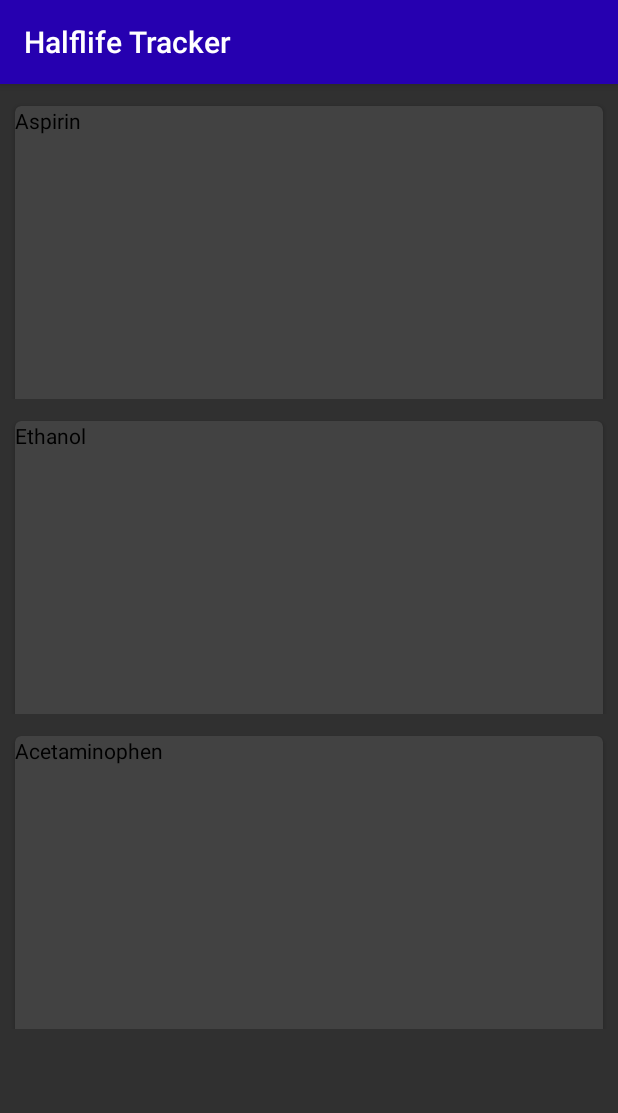
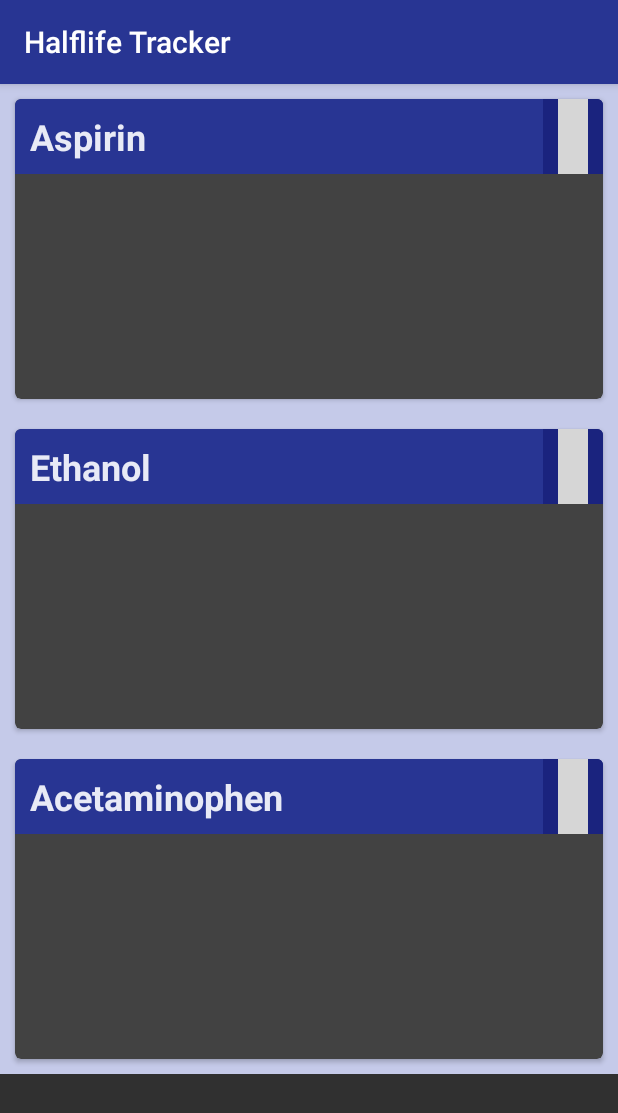
Before and after one commit to brian473/half_life_tracker, an Android app: the screen it shows after launch (MainActivity), on a phone screen of 412 x 824 dp. Shown: the top 1113 px of the screen. Run offline under Robolectric (Android 15) with nearby library versions, the phone set to English and light mode, and no system bars; grey boxes are pictures that could not be loaded.

Commit message:
working on active drug cardview layout

```diff
--- a/app/src/main/res/layout/activity_main.xml
+++ b/app/src/main/res/layout/activity_main.xml
@@ -7,6 +7,7 @@
         android:id="@+id/active_drug_recycler"
         android:scrollbars="vertical"
         android:layout_width="match_parent"
-        android:layout_height="wrap_content"/>
+        android:layout_height="wrap_content"
+        android:background="@color/grey"/>
 
 </RelativeLayout>
--- a/app/src/main/res/layout/drug_list_card_view.xml
+++ b/app/src/main/res/layout/drug_list_card_view.xml
@@ -13,14 +13,48 @@
         android:layout_width="match_parent"
         android:layout_height="200dp"
         card_view:cardCornerRadius="4dp"
-        android:layout_marginLeft="10dp"
-        android:layout_marginRight="10dp"
-        android:layout_marginTop="10dp">
+        android:layout_margin="10dp"
+        android:background="@color/white">
 
-        <TextView
-            android:id="@+id/active_drug_cardview_title"
+        <RelativeLayout
             android:layout_width="match_parent"
-            android:layout_height="match_parent"
-            android:textColor="#000"/>
+            android:layout_height="match_parent">
+
+            <!-- title bar wrap -->
+            <LinearLayout
+                android:layout_width="match_parent"
+                android:layout_height="50dp"
+                android:orientation="horizontal"
+                android:background="@color/indigo">
+
+            <TextView
+                android:id="@+id/active_drug_cardview_title"
+                android:layout_width="wrap_content"
+                android:layout_height="wrap_content"
+                android:text="Title"
+                android:textStyle="bold"
+                android:textSize="24sp"
+                android:textColor="@color/white"
+                android:layout_gravity="center_vertical"
+                android:layout_weight="1"
+                android:layout_marginLeft="10dp"/>
+
+                <!-- options button wrap -->
+                <RelativeLayout
+                    android:layout_width="40dp"
+                    android:layout_height="match_parent"
+                    android:background="@color/darkindigo">
+
+                    <ImageView
+                        android:layout_width="20dp"
+                        android:layout_height="wrap_content"
+                        android:src="@drawable/options"
+                        android:layout_centerInParent="true"/>
+
+                </RelativeLayout> <!-- options button wrap -->
+            </LinearLayout> <!-- title bar wrap -->
+
+
+        </RelativeLayout>
     </android.support.v7.widget.CardView>
 </LinearLayout>
--- a/app/src/main/res/values/colors.xml
+++ b/app/src/main/res/values/colors.xml
@@ -1,5 +1,7 @@
 <?xml version="1.0" encoding="utf-8"?>
 <resources>
-    <item name="indigo" type="color">#2600B0</item>
-    <item name="darkindigo" type="color">#210096</item>
+    <item name="indigo" type="color">#283593</item>
+    <item name="darkindigo" type="color">#1A237E</item>
+    <item name="white" type="color">#E8EAF6</item>
+    <item name="grey" type="color">#C5CAE9</item>
 </resources>
--- a/app/src/main/res/values/styles.xml
+++ b/app/src/main/res/values/styles.xml
@@ -8,7 +8,7 @@
         <!--   darker variant for the status bar and contextual app bars -->
         <item name="android:colorPrimaryDark">@color/darkindigo</item>
         <!--   theme UI controls like checkboxes and text fields -->
-        <item name="android:colorAccent">@color/indigo</item>
+        <item name="android:colorAccent">@color/white</item>
     </style>
 
 </resources>
```
